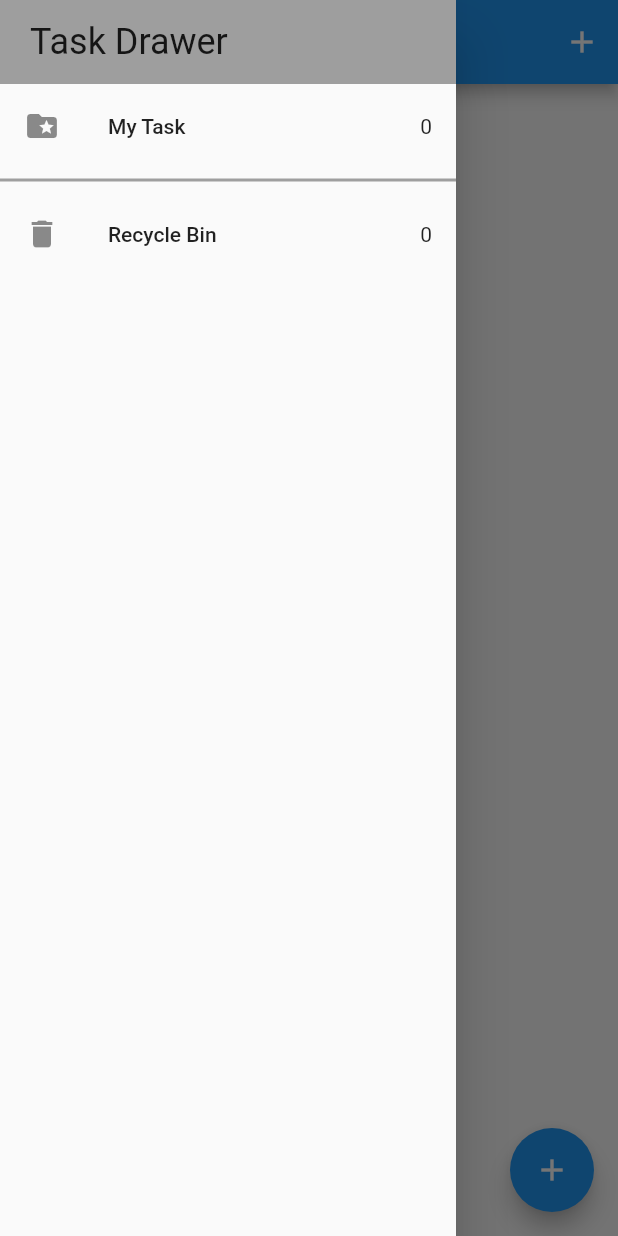
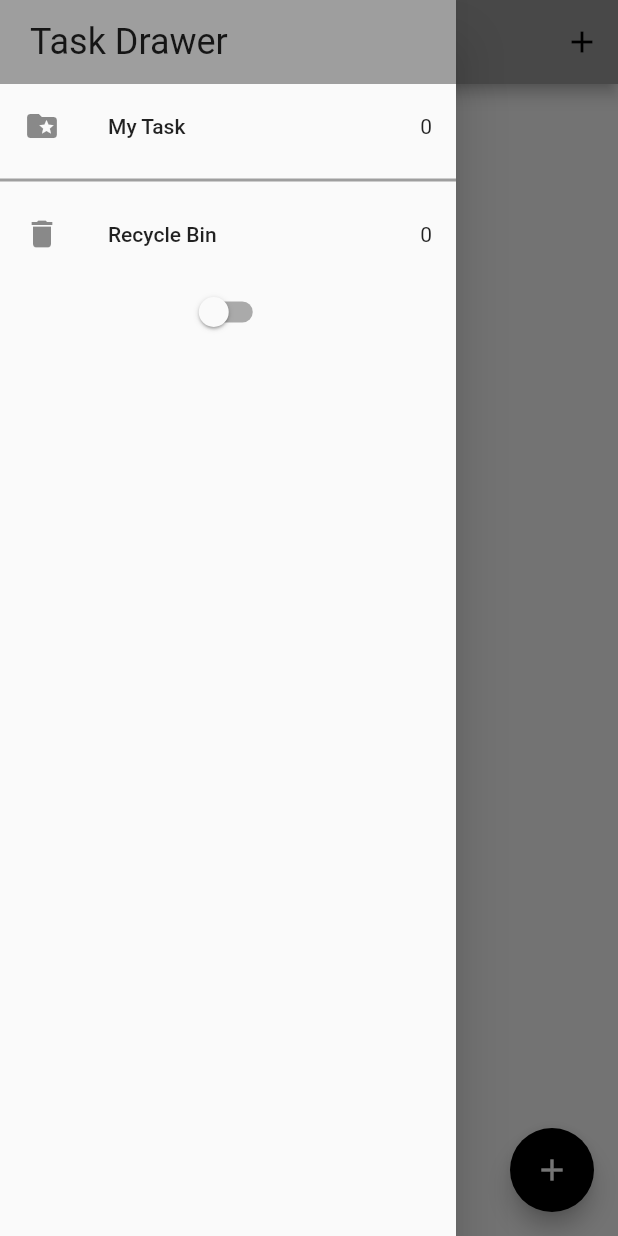
Before and after one commit to quanganhnguyen001/Task_App, a Flutter app: the screen it shows after launch, with the side drawer open, on a phone screen of 412 x 824 dp. Run offline on Flutter 3.47's test engine with Material 2 defaults, Android fonts, the phone set to English and light mode, and no system bars; our stand-ins replace bloc, equatable, flutter_bloc, hydrated_bloc.

Commit message:
Change Dark Mode & Light Mode

```diff
--- /dev/null
+++ b/task_app/lib/blocs/switch_bloc/switch_bloc.dart
@@ -0,0 +1,31 @@
+import 'package:bloc/bloc.dart';
+import 'package:equatable/equatable.dart';
+import 'package:hydrated_bloc/hydrated_bloc.dart';
+
+part 'switch_event.dart';
+part 'switch_state.dart';
+
+class SwitchBloc extends HydratedBloc<SwitchEvent, SwitchState> {
+  SwitchBloc() : super(SwitchInitial(switchValue: false)) {
+    on<SwitchOnEvent>((event, emit) {
+      emit(
+        SwitchState(switchValue: true),
+      );
+    });
+    on<SwitchOffEvent>((event, emit) {
+      emit(
+        SwitchState(switchValue: false),
+      );
+    });
+  }
+
+  @override
+  SwitchState? fromJson(Map<String, dynamic> json) {
+    return SwitchState.fromMap(json);
+  }
+
+  @override
+  Map<String, dynamic>? toJson(SwitchState state) {
+    return state.toMap();
+  }
+}
--- /dev/null
+++ b/task_app/lib/blocs/switch_bloc/switch_event.dart
@@ -0,0 +1,12 @@
+part of 'switch_bloc.dart';
+
+abstract class SwitchEvent extends Equatable {
+  const SwitchEvent();
+
+  @override
+  List<Object> get props => [];
+}
+
+class SwitchOnEvent extends SwitchEvent {}
+
+class SwitchOffEvent extends SwitchEvent {}
--- /dev/null
+++ b/task_app/lib/blocs/switch_bloc/switch_state.dart
@@ -0,0 +1,27 @@
+part of 'switch_bloc.dart';
+
+class SwitchState extends Equatable {
+  const SwitchState({required this.switchValue});
+  final bool switchValue;
+
+  @override
+  List<Object> get props => [switchValue];
+
+  Map<String, dynamic> toMap() {
+    final result = <String, dynamic>{};
+
+    result.addAll({'switchValue': switchValue});
+
+    return result;
+  }
+
+  factory SwitchState.fromMap(Map<String, dynamic> map) {
+    return SwitchState(
+      switchValue: map['switchValue'] ?? false,
+    );
+  }
+}
+
+class SwitchInitial extends SwitchState {
+  SwitchInitial({required bool switchValue}) : super(switchValue: switchValue);
+}
--- a/task_app/lib/main.dart
+++ b/task_app/lib/main.dart
@@ -2,8 +2,11 @@ import 'package:flutter/material.dart';
 import 'package:flutter_bloc/flutter_bloc.dart';
 import 'package:hydrated_bloc/hydrated_bloc.dart';
 import 'package:path_provider/path_provider.dart';
+import 'package:task_app/blocs/switch_bloc/switch_bloc.dart';
+import 'package:task_app/services/app_theme.dart';
 import 'package:task_app/services/router.dart';
-import 'blocs/bloc/task_bloc.dart';
+
+import 'blocs/task_bloc/task_bloc.dart';
 import 'screens/home_screens.dart';
 
 void main() async {
@@ -25,15 +28,22 @@ class MyApp extends StatelessWidget {
   // This widget is the root of your application.
   @override
   Widget build(BuildContext context) {
-    return BlocProvider(
-      create: (context) => TaskBloc(),
-      child: MaterialApp(
-        title: 'Flutter Demo',
-        theme: ThemeData(
-          primarySwatch: Colors.blue,
-        ),
-        home: HomeScreens(),
-        onGenerateRoute: appRouter.onGenerateRoute,
+    return MultiBlocProvider(
+      providers: [
+        BlocProvider(create: (context) => TaskBloc()),
+        BlocProvider(create: (context) => SwitchBloc()),
+      ],
+      child: BlocBuilder<SwitchBloc, SwitchState>(
+        builder: (context, state) {
+          return MaterialApp(
+            title: 'Flutter Demo',
+            theme: state.switchValue
+                ? AppThemes.appThemeData[AppTheme.darkTheme]
+                : AppThemes.appThemeData[AppTheme.lightTheme],
+            home: HomeScreens(),
+            onGenerateRoute: appRouter.onGenerateRoute,
+          );
+        },
       ),
     );
   }
--- a/task_app/lib/screens/drawer_screens.dart
+++ b/task_app/lib/screens/drawer_screens.dart
@@ -1,8 +1,11 @@
 import 'package:flutter/material.dart';
 import 'package:flutter_bloc/flutter_bloc.dart';
-import 'package:task_app/blocs/bloc/task_bloc.dart';
+import 'package:task_app/blocs/switch_bloc/switch_bloc.dart';
+
 import 'package:task_app/screens/home_screens.dart';
 import 'package:task_app/screens/recycle_bin.dart';
+
+import '../blocs/task_bloc/task_bloc.dart';
 
 class DrawerScreens extends StatelessWidget {
   const DrawerScreens({Key? key}) : super(key: key);
@@ -25,7 +28,8 @@ class DrawerScreens extends StatelessWidget {
             BlocBuilder<TaskBloc, TaskState>(
               builder: (context, state) {
                 return GestureDetector(
-                  onTap: () => Navigator.pushNamed(context, HomeScreens.name),
+                  onTap: () =>
+                      Navigator.pushReplacementNamed(context, HomeScreens.name),
                   child: ListTile(
                     leading: Icon(Icons.folder_special),
                     title: Text('My Task'),
@@ -41,7 +45,8 @@ class DrawerScreens extends StatelessWidget {
             BlocBuilder<TaskBloc, TaskState>(
               builder: (context, state) {
                 return GestureDetector(
-                  onTap: () => Navigator.pushNamed(context, RecycleBin.name),
+                  onTap: () =>
+                      Navigator.pushReplacementNamed(context, RecycleBin.name),
                   child: ListTile(
                     leading: Icon(Icons.delete),
                     title: Text('Recycle Bin'),
@@ -50,6 +55,17 @@ class DrawerScreens extends StatelessWidget {
                 );
               },
             ),
+            BlocBuilder<SwitchBloc, SwitchState>(
+              builder: (context, state) {
+                return Switch(
+                    value: state.switchValue,
+                    onChanged: (newValue) {
+                      newValue
+                          ? context.read<SwitchBloc>().add(SwitchOnEvent())
+                          : context.read<SwitchBloc>().add(SwitchOffEvent());
+                    });
+              },
+            )
           ],
         ),
       ),
--- a/task_app/lib/screens/home_screens.dart
+++ b/task_app/lib/screens/home_screens.dart
@@ -1,9 +1,10 @@
 import 'package:flutter/material.dart';
 import 'package:flutter_bloc/flutter_bloc.dart';
-import 'package:task_app/blocs/bloc/task_bloc.dart';
+
 import 'package:task_app/models/task.dart';
 import 'package:task_app/screens/drawer_screens.dart';
 
+import '../blocs/task_bloc/task_bloc.dart';
 import '../widget/add_task.dart';
 import '../widget/task_list.dart';
 
--- a/task_app/lib/screens/recycle_bin.dart
+++ b/task_app/lib/screens/recycle_bin.dart
@@ -1,7 +1,7 @@
 import 'package:flutter/material.dart';
 import 'package:flutter_bloc/flutter_bloc.dart';
-import 'package:task_app/blocs/bloc/task_bloc.dart';
 
+import '../blocs/task_bloc/task_bloc.dart';
 import '../widget/task_list.dart';
 import 'drawer_screens.dart';
 
--- /dev/null
+++ b/task_app/lib/services/app_theme.dart
@@ -0,0 +1,58 @@
+import 'package:flutter/material.dart';
+
+enum AppTheme {
+  lightTheme,
+  darkTheme,
+}
+
+class AppThemes {
+  static final appThemeData = {
+    AppTheme.darkTheme: ThemeData(
+      primarySwatch: Colors.grey,
+      primaryColor: Colors.black,
+      brightness: Brightness.dark,
+      backgroundColor: const Color(0xFF212121),
+      dividerColor: Colors.black54,
+      floatingActionButtonTheme: const FloatingActionButtonThemeData(
+        backgroundColor: Colors.white,
+      ),
+      textButtonTheme: TextButtonThemeData(
+        style: ButtonStyle(
+          foregroundColor: MaterialStateProperty.all(Colors.white),
+        ),
+      ),
+      textTheme: const TextTheme(
+        subtitle1: TextStyle(color: Colors.white),
+      ),
+      bottomNavigationBarTheme: const BottomNavigationBarThemeData(
+          backgroundColor: Colors.grey, unselectedItemColor: Colors.white),
+    ),
+
+    //
+    //
+
+    AppTheme.lightTheme: ThemeData(
+      primarySwatch: Colors.grey,
+      primaryColor: Colors.white,
+      brightness: Brightness.light,
+      backgroundColor: const Color(0xFFE5E5E5),
+      dividerColor: const Color(0xff757575),
+      floatingActionButtonTheme: const FloatingActionButtonThemeData(
+        backgroundColor: Colors.black,
+        foregroundColor: Colors.white,
+      ),
+      textButtonTheme: TextButtonThemeData(
+        style: ButtonStyle(
+          foregroundColor: MaterialStateProperty.all(Colors.black),
+        ),
+      ),
+      textTheme: const TextTheme(
+        subtitle1: TextStyle(color: Colors.black),
+      ),
+      bottomNavigationBarTheme: const BottomNavigationBarThemeData(
+          backgroundColor: Colors.grey,
+          selectedItemColor: Colors.black,
+          unselectedItemColor: Colors.white),
+    ),
+  };
+}
--- a/task_app/lib/widget/add_task.dart
+++ b/task_app/lib/widget/add_task.dart
@@ -1,7 +1,7 @@
 import 'package:flutter/material.dart';
 import 'package:flutter_bloc/flutter_bloc.dart';
 
-import '../blocs/bloc/task_bloc.dart';
+import '../blocs/task_bloc/task_bloc.dart';
 import '../models/task.dart';
 
 class AddTaskScreens extends StatefulWidget {
--- a/task_app/lib/widget/task_list.dart
+++ b/task_app/lib/widget/task_list.dart
@@ -1,5 +1,5 @@
 import 'package:flutter/material.dart';
-import 'package:task_app/blocs/bloc/task_bloc.dart';
+
 import 'package:flutter_bloc/flutter_bloc.dart';
 import 'package:task_app/widget/task_tile.dart';
 import '../models/task.dart';
--- a/task_app/lib/widget/task_tile.dart
+++ b/task_app/lib/widget/task_tile.dart
@@ -1,7 +1,7 @@
 import 'package:flutter/material.dart';
 import 'package:flutter_bloc/flutter_bloc.dart';
 
-import '../blocs/bloc/task_bloc.dart';
+import '../blocs/task_bloc/task_bloc.dart';
 import '../models/task.dart';
 
 class TaskTile extends StatelessWidget {
```
Also changed, not shown: task_app/lib/blocs/task_bloc/task_bloc.dart (renamed from task_app/lib/blocs/bloc/task_bloc.dart), task_app/lib/blocs/task_bloc/task_event.dart (renamed from task_app/lib/blocs/bloc/task_event.dart), task_app/lib/blocs/task_bloc/task_state.dart (renamed from task_app/lib/blocs/bloc/task_state.dart).
